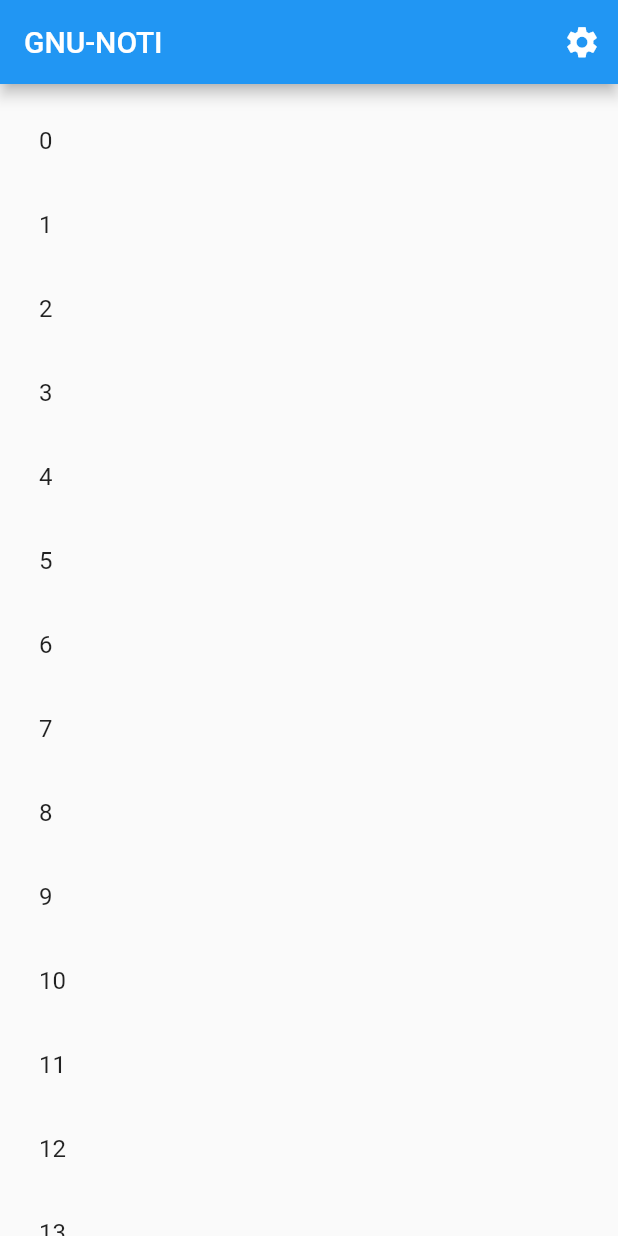
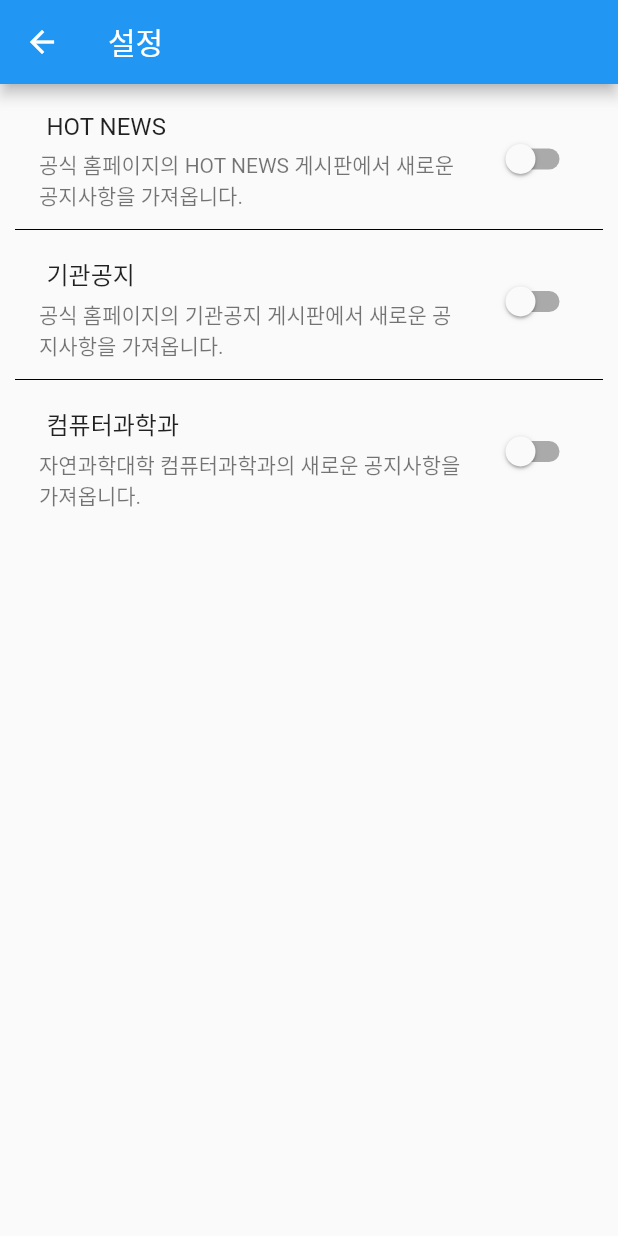
Before and after one commit to golony6449/GNU-NOTI-flutter, a Flutter app: the screen it shows after launch, after a tap on the "settings" icon, on a phone screen of 412 x 824 dp. Run offline on Flutter 3.47's test engine with Material 2 defaults, Android fonts, the phone set to English and light mode, and no system bars.

Commit message:
UI 구성 완료 TODO: 터치, onChange 핸들러 구현

```diff
--- a/lib/main.dart
+++ b/lib/main.dart
@@ -1,8 +1,19 @@
 import 'package:flutter/material.dart';
+import 'package:gnu_noti_flutter/setting.dart';
 
 void main() => runApp(MyApp());
 
-class MyApp extends StatelessWidget {
+class MyApp extends StatelessWidget{
+  @override
+  Widget build(BuildContext context) {
+    // TODO: implement build
+    return new MaterialApp(
+      home: ListRoute()
+    );
+  }
+}
+
+class ListRoute extends StatelessWidget {
   // This widget is the root of your application.
   @override
   Widget build(BuildContext context) {
@@ -27,7 +38,7 @@ class MyApp extends StatelessWidget {
             IconButton(
               icon: Icon(Icons.settings),
               iconSize: 25,
-              onPressed: _settingEvent,
+              onPressed: () => _settingEvent(context),
             )
           ],
 
@@ -39,8 +50,12 @@ class MyApp extends StatelessWidget {
     );
   }
 
-  void _settingEvent(){
+  void _settingEvent(BuildContext context){
     print("Setting Button Pressed");
+    Navigator.push(
+      context,
+      MaterialPageRoute(builder: (context) => SettingRoute())
+    );
   }
 }
 
--- /dev/null
+++ b/lib/setting.dart
@@ -0,0 +1,66 @@
+import 'package:flutter/material.dart';
+
+class SettingRoute extends StatelessWidget{
+  @override
+  Widget build(BuildContext context) {
+    return Scaffold(
+      appBar: AppBar(
+        title: Text("설정"),
+      ),
+      body: SettingList()
+    );
+  }
+}
+
+class SettingList extends StatefulWidget{
+  @override
+  SettingListState createState() => SettingListState();
+}
+
+class SettingListState extends State<SettingList>{
+  @override
+  Widget build(BuildContext context) {
+    return ListView.separated(
+        separatorBuilder: (context, i) => Divider(
+          color: Colors.black
+        ),
+        itemCount: 3,
+        padding: EdgeInsets.all(10.0),
+        itemBuilder: (context, i) {
+          return ListTile(
+            title: _buildListElementText(i),
+            subtitle: _buildListElementDesc(i),
+            trailing: _buildListElementSwitch(i),
+          );
+        }
+    );
+  }
+
+  Widget _buildListElementText(int i){
+    List<String> options = ["HOT NEWS", "기관공지", "컴퓨터과학과"];
+    return Container(
+      padding: EdgeInsets.all(5.0),
+      child: Text(options[i])
+    );
+  }
+
+  Widget _buildListElementDesc(int i){
+    List<String> desc = [
+      "공식 홈페이지의 HOT NEWS 게시판에서 새로운 공지사항을 가져옵니다.",
+      "공식 홈페이지의 기관공지 게시판에서 새로운 공지사항을 가져옵니다.",
+      "자연과학대학 컴퓨터과학과의 새로운 공지사항을 가져옵니다."
+    ];
+
+    return Text(desc[i]);
+  }
+
+  Widget _buildListElementSwitch(int i){
+    return Switch(
+      onChanged: (bool value) {
+        bool status = value;
+        print("Switch: Status Changed");
+      },
+      value: false
+    );
+  }
+}
```
